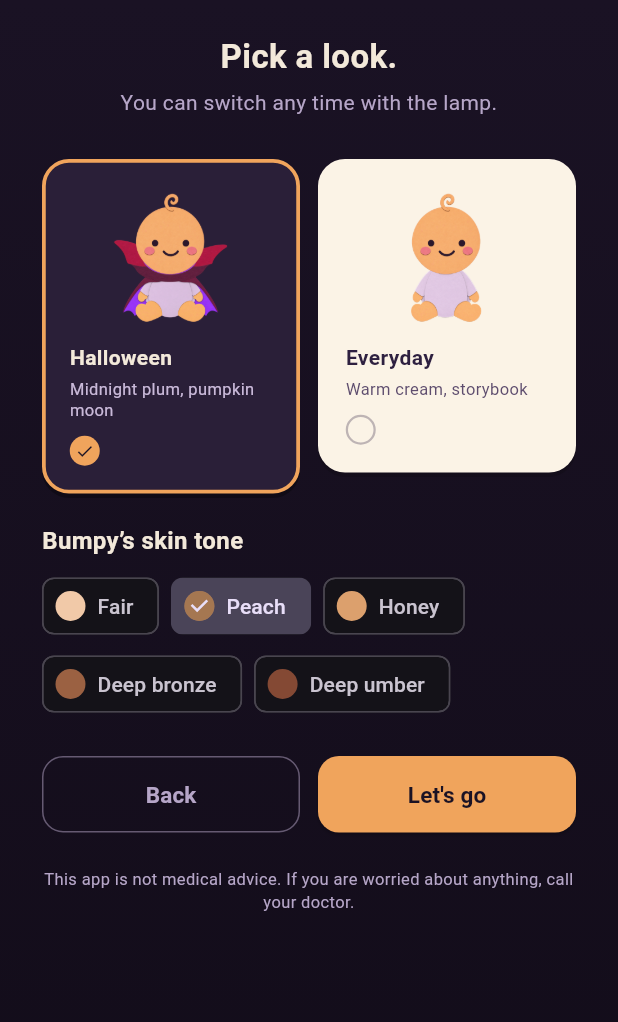
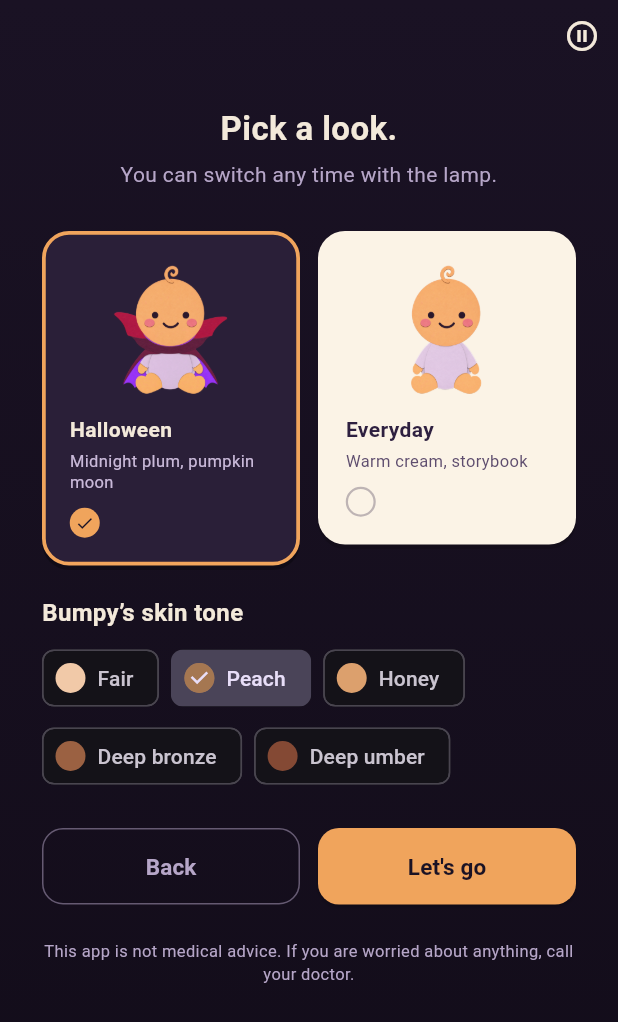
Before and after one commit to DoctorFlow/locked-bumpy, a Flutter app: the screen it shows after launch, swiped to page 3, on a phone screen of 412 x 824 dp. Shown: the top 1022 px of the screen. Run offline on Flutter 3.47's test engine with Material 3 defaults, Android fonts, the phone set to English and light mode, and no system bars; our stand-ins replace shared_preferences.

Commit message:
Offer immediate Pause on welcome and nursery sheets

```diff
--- a/lib/main.dart
+++ b/lib/main.dart
@@ -120,10 +120,10 @@ class _LittleBumpyAppState extends State<LittleBumpyApp>
                     ),
                   ),
                   child: SafeArea(
-                    child: state.isFirstRun
+                    child: state.isPaused
+                        ? PausedScreen(state: state)
+                        : state.isFirstRun
                         ? FirstRunScreen(state: state)
-                        : state.isPaused
-                        ? PausedScreen(state: state)
                         : _MainShell(state: state),
                   ),
                 ),
--- a/lib/presentation/screens/first_run_screen.dart
+++ b/lib/presentation/screens/first_run_screen.dart
@@ -6,6 +6,7 @@ import '../../core/theme/palette.dart';
 import '../../domain/models/app_state.dart';
 import '../../domain/models/need.dart';
 import '../../domain/pregnancy.dart';
+import '../widgets/pause_button.dart';
 import '../widgets/pregnancy_date_picker.dart';
 import '../widgets/paper_portrait.dart';
 import '../widgets/bumpy_avatar.dart';
@@ -141,8 +142,22 @@ class _FirstRunScreenState extends State<FirstRunScreen> {
               child: SafeArea(
                 child: Column(
                   children: [
-                    if (_step > 0)
-                      _StepIndicator(step: _step - 1, palette: palette),
+                    Row(
+                      children: [
+                        Expanded(
+                          child: _step > 0
+                              ? _StepIndicator(
+                                  step: _step - 1,
+                                  palette: palette,
+                                )
+                              : const SizedBox.shrink(),
+                        ),
+                        PauseButton(
+                          onPressed: widget.state.pause,
+                          color: palette.moonlight,
+                        ),
+                      ],
+                    ),
                     Expanded(
                       child: PageView(
                         controller: _pages,
--- a/lib/presentation/screens/paused_screen.dart
+++ b/lib/presentation/screens/paused_screen.dart
@@ -120,6 +120,7 @@ class PausedScreen extends StatelessWidget {
                     ),
                   ),
                 ),
+                if (state.dueDate != null) ...[
                   const SizedBox(height: 12),
 
                   // Start Fresh
@@ -149,6 +150,7 @@ class PausedScreen extends StatelessWidget {
                       ),
                     ),
                   ),
+                ],
                 const SizedBox(height: 8),
 
                 // Erase all data
--- a/lib/presentation/screens/this_week_screen.dart
+++ b/lib/presentation/screens/this_week_screen.dart
@@ -1,4 +1,5 @@
 import 'package:flutter/material.dart';
+import '../widgets/pause_button.dart';
 import '../../content/content_loader.dart';
 import '../../core/constants/app_constants.dart';
 import '../../core/theme/palette.dart';
@@ -117,6 +118,10 @@ class _ThisWeekScreenState extends State<ThisWeekScreen> {
                             ),
                           ),
                         ),
+                      ),
+                      PauseButton(
+                        onPressed: widget.state.pause,
+                        color: palette.ink,
                       ),
                       IconButton(
                         onPressed: () => Navigator.pop(sheet),
--- a/lib/presentation/sheets/closet_sheet.dart
+++ b/lib/presentation/sheets/closet_sheet.dart
@@ -1,4 +1,5 @@
 import 'package:flutter/material.dart';
+import '../widgets/pause_button.dart';
 import '../../core/theme/palette.dart';
 import '../../domain/models/app_state.dart';
 import '../../domain/models/need.dart';
@@ -77,6 +78,7 @@ class _ClosetSheetState extends State<ClosetSheet> {
             ),
           ),
         ),
+        PauseButton(onPressed: state.pause, color: palette.ink),
         IconButton(
           tooltip: 'Close wardrobe',
           icon: Icon(Icons.close, color: palette.ink),
@@ -136,7 +138,7 @@ class _ClosetSheetState extends State<ClosetSheet> {
         crossAxisAlignment: CrossAxisAlignment.stretch,
         children: [
           Text(
-            'Today’s check-in stays the same.',
+            'Wear it for this visit. Today’s check-in stays the same.',
             textAlign: TextAlign.center,
             style: TextStyle(color: palette.inkSoft),
           ),
--- /dev/null
+++ b/lib/presentation/widgets/pause_button.dart
@@ -0,0 +1,19 @@
+import 'package:flutter/material.dart';
+
+/// One-tap privacy control for screens that cover the nursery toolbar.
+class PauseButton extends StatelessWidget {
+  const PauseButton({super.key, required this.onPressed, required this.color});
+
+  final VoidCallback onPressed;
+  final Color color;
+
+  @override
+  Widget build(BuildContext context) {
+    return IconButton(
+      tooltip: 'Pause',
+      constraints: const BoxConstraints(minWidth: 48, minHeight: 48),
+      onPressed: onPressed,
+      icon: Icon(Icons.pause_circle_outline, color: color),
+    );
+  }
+}
--- a/lib/presentation/widgets/visit_topics.dart
+++ b/lib/presentation/widgets/visit_topics.dart
@@ -1,4 +1,5 @@
 import 'package:flutter/material.dart';
+import 'pause_button.dart';
 
 import '../../core/theme/palette.dart';
 import '../../domain/models/app_state.dart';
@@ -45,6 +46,7 @@ class VisitTopics extends StatelessWidget {
                           ),
                         ),
                       ),
+                      PauseButton(onPressed: state.pause, color: palette.ink),
                       IconButton(
                         tooltip: 'Close visit list',
                         onPressed: () => Navigator.pop(sheet),
```
Also changed, not shown: 2 other files. Lines whose indentation alone changed are shown as unchanged.
